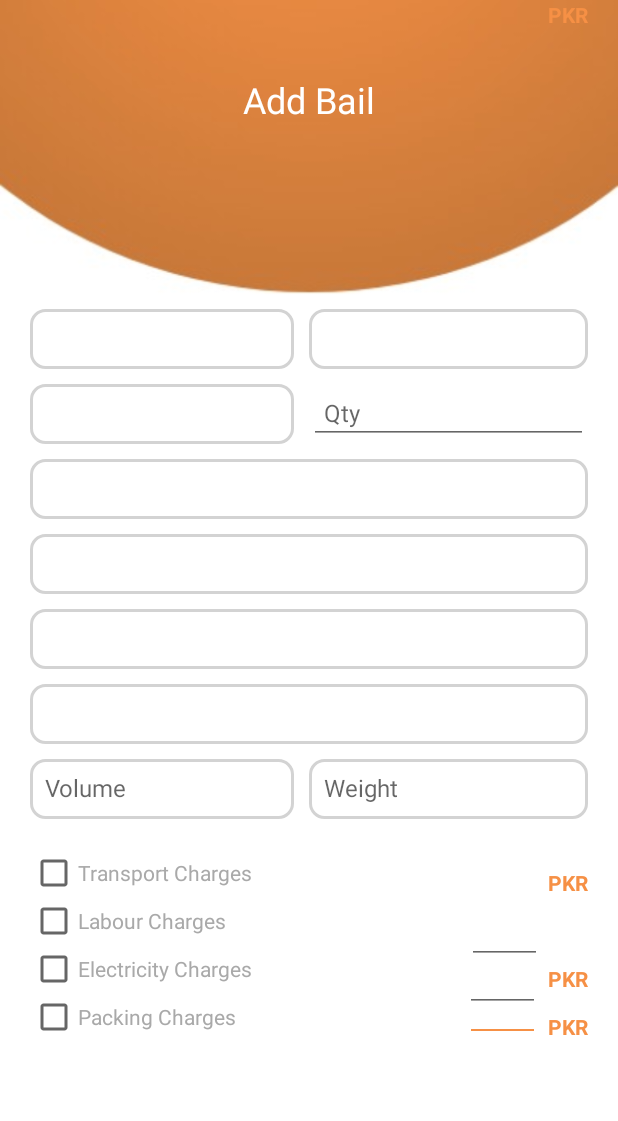
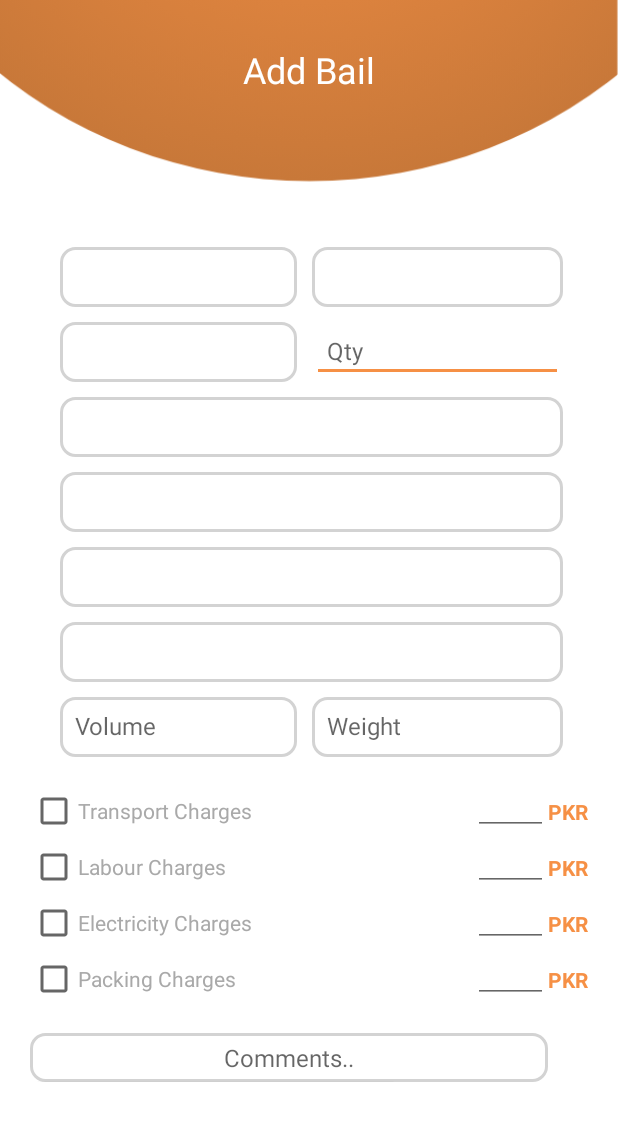
Before and after one commit to ashar312/RapidLine, an Android app: the AddBailForm screen opened directly, with no data from a screen before it, on a phone screen of 412 x 824 dp. Shown: the top 1121 px of the screen. Run offline under Robolectric (Android 15) with nearby library versions, the phone set to English and light mode, and no system bars.

Commit message:
added bail form

```diff
--- a/app/src/main/AndroidManifest.xml
+++ b/app/src/main/AndroidManifest.xml
@@ -9,7 +9,7 @@
         android:roundIcon="@mipmap/ic_launcher_round"
         android:supportsRtl="true"
         android:theme="@style/AppTheme">
-        <activity android:name=".Form.AddBailForm"></activity>
+        <activity android:name=".Form.AddBailForm"/>
         <activity android:name=".Form.TransportersForm" />
         <activity android:name=".Form.LabourForm" />
         <activity android:name=".Form.AgentForm" />
--- a/app/src/main/res/layout/activity_add_bail_form.xml
+++ b/app/src/main/res/layout/activity_add_bail_form.xml
@@ -8,111 +8,35 @@
     tools:context=".Form.AddBailForm">
 
 
-    <EditText
-        android:id="@+id/editText9"
-        android:layout_width="50dp"
-        android:layout_height="0dp"
-        android:layout_marginEnd="5dp"
-        android:layout_marginRight="5dp"
-        android:ems="10"
-        android:inputType="number"
-        app:layout_constraintBottom_toBottomOf="@+id/textView12"
-        app:layout_constraintEnd_toStartOf="@+id/textView6"
-        app:layout_constraintTop_toTopOf="@+id/textView12" />
-
-    <EditText
-        android:id="@+id/editText8"
-        android:layout_width="50dp"
-        android:layout_height="0dp"
-        android:layout_marginEnd="5dp"
-        android:layout_marginRight="5dp"
-        android:ems="10"
-        android:inputType="number"
-        app:layout_constraintBottom_toTopOf="@+id/textView12"
-        app:layout_constraintEnd_toStartOf="@+id/textView6"
-        app:layout_constraintTop_toBottomOf="@+id/textView11" />
-
-    <TextView
-        android:id="@+id/textView12"
-        android:layout_width="wrap_content"
-        android:layout_height="wrap_content"
-        android:text="PKR"
-        android:textColor="@color/Brown"
-        android:textStyle="bold"
-        app:layout_constraintBottom_toBottomOf="@+id/checkBox7"
-        app:layout_constraintEnd_toEndOf="@+id/linearLayout3" />
-
-    <TextView
-        android:id="@+id/textView11"
-        android:layout_width="wrap_content"
-        android:layout_height="wrap_content"
-        android:text="PKR"
-        android:textColor="@color/Brown"
-        android:textStyle="bold"
-        app:layout_constraintEnd_toEndOf="@+id/linearLayout3"
-        tools:layout_editor_absoluteY="587dp" />
-
-    <EditText
-        android:id="@+id/editText4"
-        android:layout_width="50dp"
-        android:layout_height="0dp"
-        android:layout_marginEnd="5dp"
-        android:layout_marginRight="5dp"
-        android:ems="10"
-        android:inputType="number"
-        app:layout_constraintBottom_toTopOf="@+id/textView11"
-        app:layout_constraintEnd_toStartOf="@+id/textView6"
-        app:layout_constraintTop_toTopOf="@+id/textView6" />
-
-    <EditText
-        android:id="@+id/editText7"
-        android:layout_width="50dp"
-        android:layout_height="0dp"
-        android:layout_marginEnd="4dp"
-        android:layout_marginRight="4dp"
-        android:ems="10"
-        android:inputType="number"
-        app:layout_constraintBottom_toTopOf="@+id/textView8"
-        app:layout_constraintEnd_toStartOf="@+id/textView6"
-        app:layout_constraintTop_toTopOf="@+id/textView11" />
-
     <ScrollView
         android:id="@+id/scrollView2"
         android:layout_width="match_parent"
+        android:layout_height="0dp"
+        app:layout_constraintBottom_toBottomOf="parent"
+        app:layout_constraintEnd_toEndOf="parent"
+        app:layout_constraintStart_toStartOf="parent"
+        app:layout_constraintTop_toTopOf="@+id/guideline7">
+
+        <androidx.constraintlayout.widget.ConstraintLayout
+            android:layout_width="match_parent"
+            android:layout_height="match_parent">
+
+            <LinearLayout
+                android:id="@+id/linearLayout4"
+                android:layout_width="match_parent"
                 android:layout_height="wrap_content"
+                android:layout_marginStart="20dp"
+                android:layout_marginLeft="20dp"
+                android:layout_marginEnd="20dp"
+                android:layout_marginRight="20dp"
+                android:orientation="vertical"
                 app:layout_constraintEnd_toEndOf="parent"
                 app:layout_constraintStart_toStartOf="parent"
                 app:layout_constraintTop_toTopOf="parent">
 
                 <LinearLayout
-            android:layout_width="match_parent"
-            android:layout_height="wrap_content"
-            android:orientation="vertical" />
-    </ScrollView>
-
-    <TextView
-        android:id="@+id/textView5"
-        android:layout_width="wrap_content"
-        android:layout_height="wrap_content"
-        android:layout_marginTop="50dp"
-        android:text="Add Bail"
-        android:textColor="@color/white"
-        android:textSize="24sp"
-        app:layout_constraintEnd_toEndOf="parent"
-        app:layout_constraintHorizontal_bias="0.5"
-        app:layout_constraintStart_toStartOf="parent"
-        app:layout_constraintTop_toTopOf="parent" />
-
-    <androidx.constraintlayout.widget.Guideline
-        android:id="@+id/guideline7"
-        android:layout_width="wrap_content"
-        android:layout_height="wrap_content"
-        android:orientation="horizontal"
-        app:layout_constraintGuide_percent=".25" />
-
-    <LinearLayout
                     android:id="@+id/linearLayout3"
-        android:layout_width="0dp"
+                    android:layout_width="335dp"
                     android:layout_height="wrap_content"
                     android:layout_marginStart="20dp"
                     android:layout_marginLeft="20dp"
@@ -146,6 +70,7 @@
                             android:background="@drawable/spinnerbck"
                             android:dropDownSelector="@color/Brown"
                             android:padding="10dp" />
+
                     </LinearLayout>
 
                     <LinearLayout
@@ -245,42 +170,37 @@
                             android:textSize="16sp" />
                     </LinearLayout>
                 </LinearLayout>
-
-    <CheckBox
-        android:id="@+id/checkBox"
-        android:layout_width="wrap_content"
-        android:layout_height="wrap_content"
-        android:layout_marginTop="20dp"
-        android:text="Transport Charges"
-        android:textColor="@color/Dark_gray"
-        app:layout_constraintStart_toStartOf="@+id/linearLayout3"
-        app:layout_constraintTop_toBottomOf="@+id/linearLayout3" />
-
-    <CheckBox
-        android:id="@+id/checkBox5"
-        android:layout_width="wrap_content"
-        android:layout_height="wrap_content"
-        android:text="Labour Charges"
-        android:textColor="@color/Dark_gray"
-        app:layout_constraintStart_toStartOf="@+id/linearLayout3"
-        app:layout_constraintTop_toBottomOf="@+id/checkBox" />
+            </LinearLayout>
 
             <CheckBox
                 android:id="@+id/checkBox6"
                 android:layout_width="wrap_content"
                 android:layout_height="wrap_content"
+                android:layout_marginTop="5dp"
                 android:text="Electricity Charges"
                 android:textColor="@color/Dark_gray"
-        app:layout_constraintStart_toStartOf="@+id/linearLayout3"
+                app:layout_constraintStart_toStartOf="@+id/checkBox5"
                 app:layout_constraintTop_toBottomOf="@+id/checkBox5" />
+
+            <TextView
+                android:id="@+id/textView8"
+                android:layout_width="wrap_content"
+                android:layout_height="wrap_content"
+                android:text="PKR"
+                android:textColor="@color/Brown"
+                android:textStyle="bold"
+                app:layout_constraintBottom_toBottomOf="@+id/checkBox6"
+                app:layout_constraintEnd_toEndOf="@+id/textView11"
+                app:layout_constraintTop_toTopOf="@+id/checkBox6" />
 
             <CheckBox
                 android:id="@+id/checkBox7"
                 android:layout_width="wrap_content"
                 android:layout_height="wrap_content"
+                android:layout_marginTop="5dp"
                 android:text="Packing Charges"
                 android:textColor="@color/Dark_gray"
-        app:layout_constraintStart_toStartOf="@+id/linearLayout3"
+                app:layout_constraintStart_toStartOf="@+id/checkBox6"
                 app:layout_constraintTop_toBottomOf="@+id/checkBox6" />
 
             <TextView
@@ -291,16 +211,138 @@
                 android:textColor="@color/Brown"
                 android:textStyle="bold"
                 app:layout_constraintBottom_toBottomOf="@+id/checkBox"
-        app:layout_constraintEnd_toEndOf="@+id/linearLayout3" />
+                app:layout_constraintEnd_toEndOf="@+id/linearLayout4"
+                app:layout_constraintTop_toTopOf="@+id/checkBox" />
+
+            <CheckBox
+                android:id="@+id/checkBox"
+                android:layout_width="wrap_content"
+                android:layout_height="wrap_content"
+                android:layout_marginTop="20dp"
+                android:text="Transport Charges"
+                android:textColor="@color/Dark_gray"
+                app:layout_constraintStart_toStartOf="@+id/linearLayout4"
+                app:layout_constraintTop_toBottomOf="@+id/linearLayout4" />
+
+            <CheckBox
+                android:id="@+id/checkBox5"
+                android:layout_width="wrap_content"
+                android:layout_height="wrap_content"
+                android:layout_marginTop="5dp"
+                android:text="Labour Charges"
+                android:textColor="@color/Dark_gray"
+                app:layout_constraintStart_toStartOf="@+id/checkBox"
+                app:layout_constraintTop_toBottomOf="@+id/checkBox" />
 
             <TextView
-        android:id="@+id/textView8"
+                android:id="@+id/textView11"
                 android:layout_width="wrap_content"
                 android:layout_height="wrap_content"
                 android:text="PKR"
                 android:textColor="@color/Brown"
                 android:textStyle="bold"
+                app:layout_constraintBottom_toBottomOf="@+id/checkBox5"
+                app:layout_constraintEnd_toEndOf="@+id/textView6"
+                app:layout_constraintTop_toTopOf="@+id/checkBox5" />
+
+            <TextView
+                android:id="@+id/textView12"
+                android:layout_width="wrap_content"
+                android:layout_height="wrap_content"
+                android:text="PKR"
+                android:textColor="@color/Brown"
+                android:textStyle="bold"
+                app:layout_constraintBottom_toBottomOf="@+id/checkBox7"
+                app:layout_constraintEnd_toEndOf="@+id/textView8"
+                app:layout_constraintTop_toTopOf="@+id/checkBox7" />
+
+            <EditText
+                android:id="@+id/editText7"
+                android:layout_width="50dp"
+                android:layout_height="wrap_content"
+                android:ems="10"
+                android:inputType="number"
+                android:textSize="14sp"
+                app:layout_constraintBottom_toBottomOf="@+id/checkBox"
+                app:layout_constraintEnd_toStartOf="@+id/textView6" />
+
+            <EditText
+                android:id="@+id/editText4"
+                android:layout_width="50dp"
+                android:layout_height="wrap_content"
+                android:ems="10"
+                android:inputType="number"
+                android:textSize="14sp"
+                app:layout_constraintBottom_toBottomOf="@+id/checkBox5"
+                app:layout_constraintEnd_toStartOf="@+id/textView11" />
+
+            <EditText
+                android:id="@+id/editText8"
+                android:layout_width="50dp"
+                android:layout_height="wrap_content"
+                android:ems="10"
+                android:inputType="number"
+                android:textSize="14sp"
                 app:layout_constraintBottom_toBottomOf="@+id/checkBox6"
-        app:layout_constraintEnd_toEndOf="@+id/linearLayout3" />
+                app:layout_constraintEnd_toStartOf="@+id/textView8" />
+
+            <EditText
+                android:id="@+id/editText9"
+                android:layout_width="50dp"
+                android:layout_height="wrap_content"
+                android:ems="10"
+                android:inputType="number"
+                android:textSize="14sp"
+                app:layout_constraintBottom_toBottomOf="@+id/checkBox7"
+                app:layout_constraintEnd_toStartOf="@+id/textView12" />
+
+            <EditText
+                android:id="@+id/multiAutoCompleteTextView"
+                android:layout_width="0dp"
+                android:layout_height="wrap_content"
+                android:layout_marginTop="20dp"
+                android:background="@drawable/spinnerbck"
+                android:gravity="center_horizontal|center_vertical"
+                android:hint="Comments.."
+                android:inputType="textMultiLine"
+                android:padding="5dp"
+                android:textSize="16sp"
+                app:layout_constraintBottom_toBottomOf="parent"
+                app:layout_constraintEnd_toStartOf="@+id/textView12"
+                app:layout_constraintStart_toStartOf="@+id/checkBox7"
+                app:layout_constraintTop_toBottomOf="@+id/checkBox7" />
+
+            <Button
+                android:id="@+id/button4"
+                android:layout_width="0dp"
+                android:layout_height="35dp"
+                android:background="@drawable/buttonshape"
+                android:text="Button"
+                app:layout_constraintDimensionRatio="w,7:1"
+                app:layout_constraintStart_toStartOf="@+id/multiAutoCompleteTextView"
+                app:layout_constraintTop_toBottomOf="parent" />
 
         </androidx.constraintlayout.widget.ConstraintLayout>
+    </ScrollView>
+
+    <TextView
+        android:id="@+id/textView5"
+        android:layout_width="wrap_content"
+        android:layout_height="wrap_content"
+        android:layout_marginTop="30dp"
+        android:text="Add Bail"
+        android:textColor="@color/white"
+        android:textSize="24sp"
+        app:layout_constraintEnd_toEndOf="parent"
+        app:layout_constraintHorizontal_bias="0.5"
+        app:layout_constraintStart_toStartOf="parent"
+        app:layout_constraintTop_toTopOf="parent" />
+
+    <androidx.constraintlayout.widget.Guideline
+        android:id="@+id/guideline7"
+        android:layout_width="wrap_content"
+        android:layout_height="wrap_content"
+        android:orientation="horizontal"
+        app:layout_constraintGuide_percent=".2" />
+
+</androidx.constraintlayout.widget.ConstraintLayout>
```
Also changed, not shown: app/src/main/res/drawable-hdpi/normalbackground.png (added), app/src/main/res/drawable-ldpi/normalbackground.png (added), app/src/main/res/drawable-mdpi/normalbackground.png (added), app/src/main/res/drawable-v24/loginbackground.jpeg (deleted), app/src/main/res/drawable-v24/normalbackground.jpeg (deleted), app/src/main/res/drawable-xhdpi/normalbackground.png (added), app/src/main/res/drawable-xxhdpi/normalbackground.png (added), app/src/main/res/drawable-xxxhdpi/normalbackground.png (added). Lines whose indentation alone changed are shown as unchanged.
